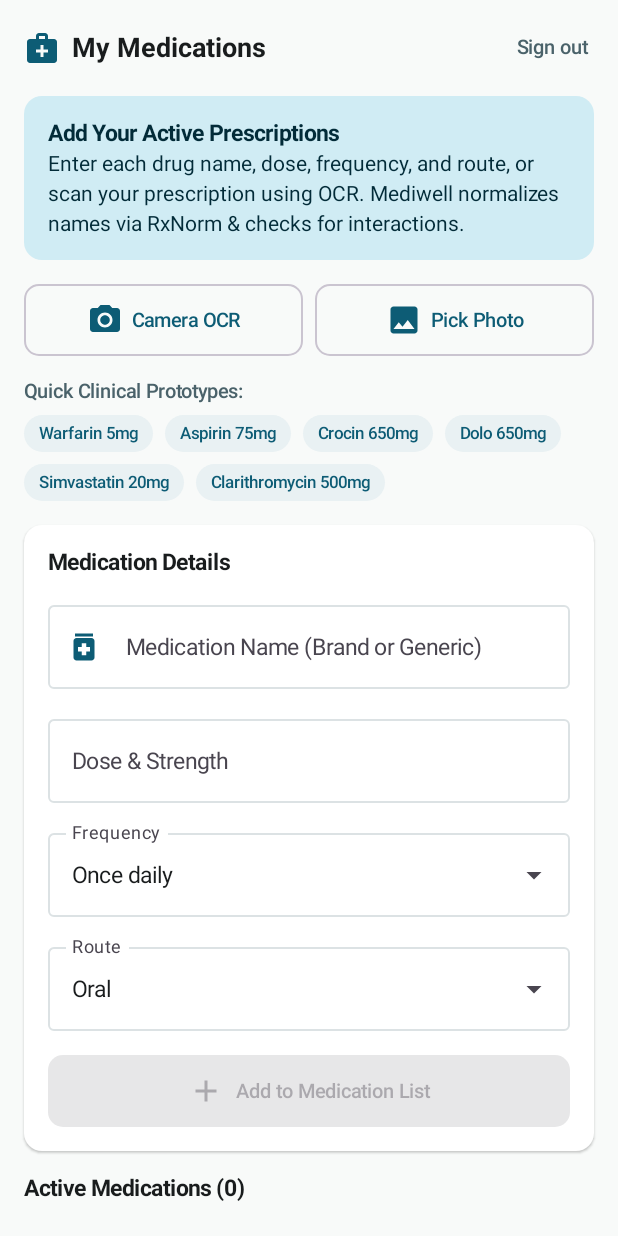
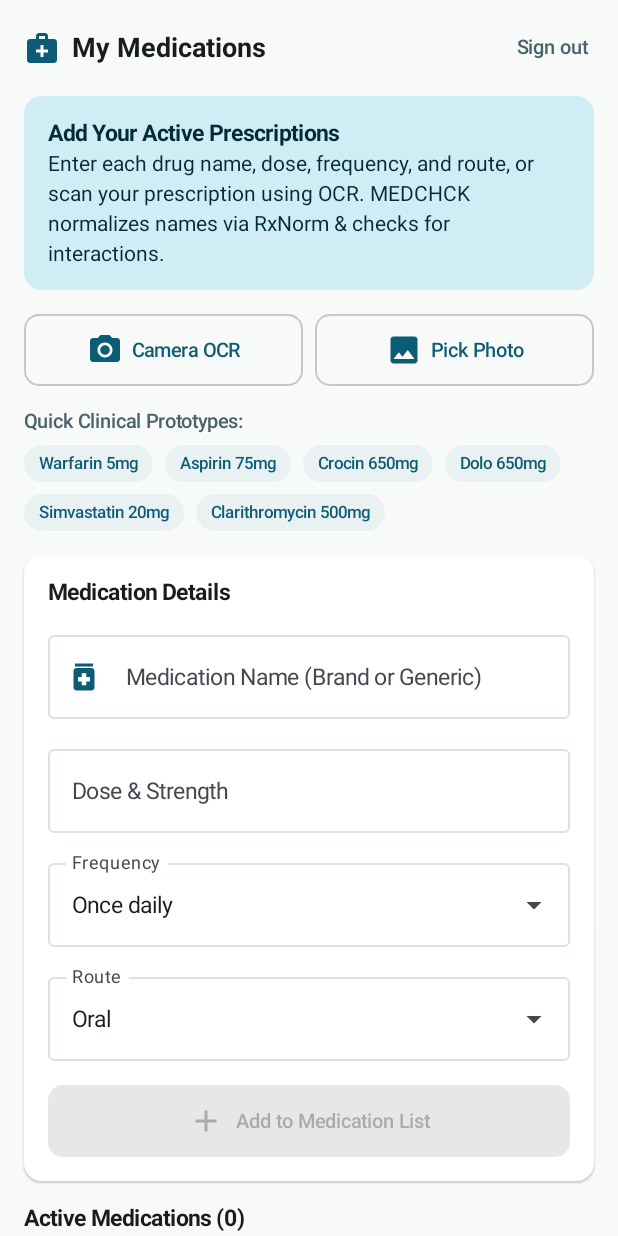
Before and after one commit to tapabratadas126/MediWell, an Android app built with Jetpack Compose: the MedicationEntryScreen screen opened through its navigation route, on a phone screen of 412 x 824 dp. Run offline under Robolectric (Android 15) with nearby library versions, the phone set to English and light mode, and no system bars; libraries missing offline, so code that uses them is left out: io.github.jan.supabase; 2 statements that could not run were skipped.

Commit message:
Rename app display name from MediWell to MEDCHCK

```diff
--- a/app/src/main/java/com/mediwell/app/ui/screens/auth/AuthScreen.kt
+++ b/app/src/main/java/com/mediwell/app/ui/screens/auth/AuthScreen.kt
@@ -106,7 +106,7 @@ fun AuthScreen(
             ) {
                 Icon(
                     imageVector = Icons.Default.MedicalServices,
-                    contentDescription = "Mediwell Logo",
+                    contentDescription = "MEDCHCK Logo",
                     tint = TealOnContainer,
                     modifier = Modifier.size(40.dp)
                 )
@@ -115,7 +115,7 @@ fun AuthScreen(
             Spacer(modifier = Modifier.height(16.dp))
 
             Text(
-                text = "Mediwell",
+                text = "MEDCHCK",
                 style = MaterialTheme.typography.headlineLarge,
                 color = MaterialTheme.colorScheme.primary,
                 fontWeight = FontWeight.Bold
--- a/app/src/main/java/com/mediwell/app/ui/screens/medication/MedicationEntryScreen.kt
+++ b/app/src/main/java/com/mediwell/app/ui/screens/medication/MedicationEntryScreen.kt
@@ -215,7 +215,7 @@ fun MedicationEntryScreen(
                         )
                         Spacer(modifier = Modifier.height(4.dp))
                         Text(
-                            text = "Enter each drug name, dose, frequency, and route, or scan your prescription using OCR. Mediwell normalizes names via RxNorm & checks for interactions.",
+                            text = "Enter each drug name, dose, frequency, and route, or scan your prescription using OCR. MEDCHCK normalizes names via RxNorm & checks for interactions.",
                             style = MaterialTheme.typography.bodyMedium,
                             color = TealOnContainer
                         )
--- a/app/src/main/res/values/strings.xml
+++ b/app/src/main/res/values/strings.xml
@@ -1,5 +1,5 @@
 <resources>
-    <string name="app_name">Mediwell</string>
+    <string name="app_name">MEDCHCK</string>
     <string name="disclaimer_referral">Always consult a qualified pharmacist or doctor before changing or stopping any medication.</string>
     <string name="google_sign_in">Sign in with Google</string>
     <string name="medication_safety_subtitle">Medication Safety &amp; Plain-Language Safety Report</string>
```
